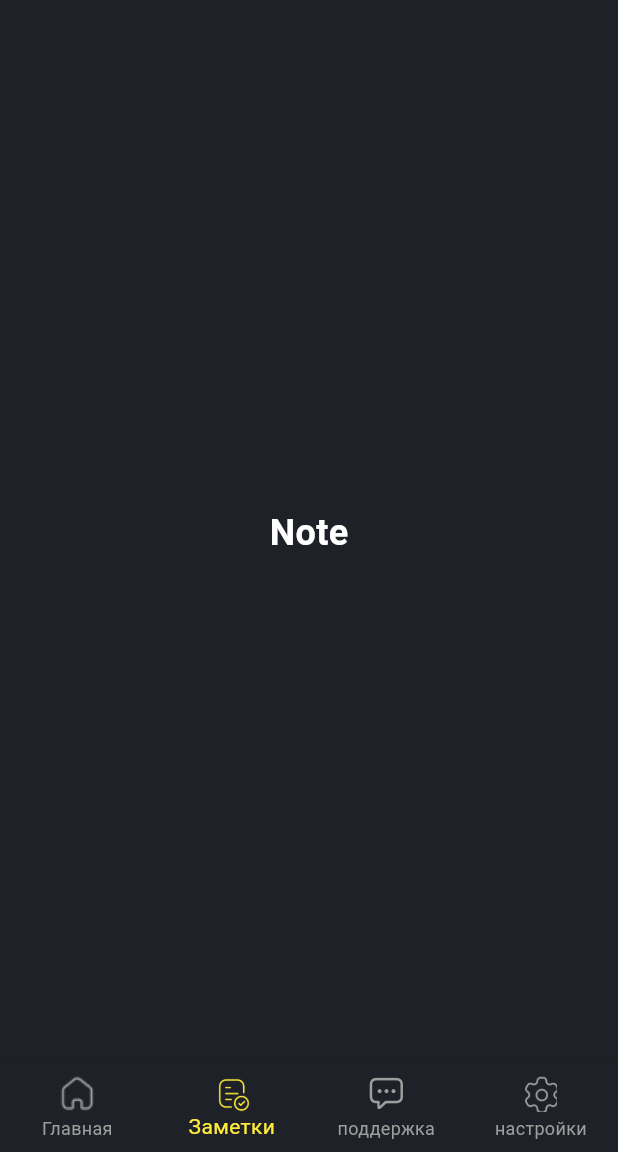
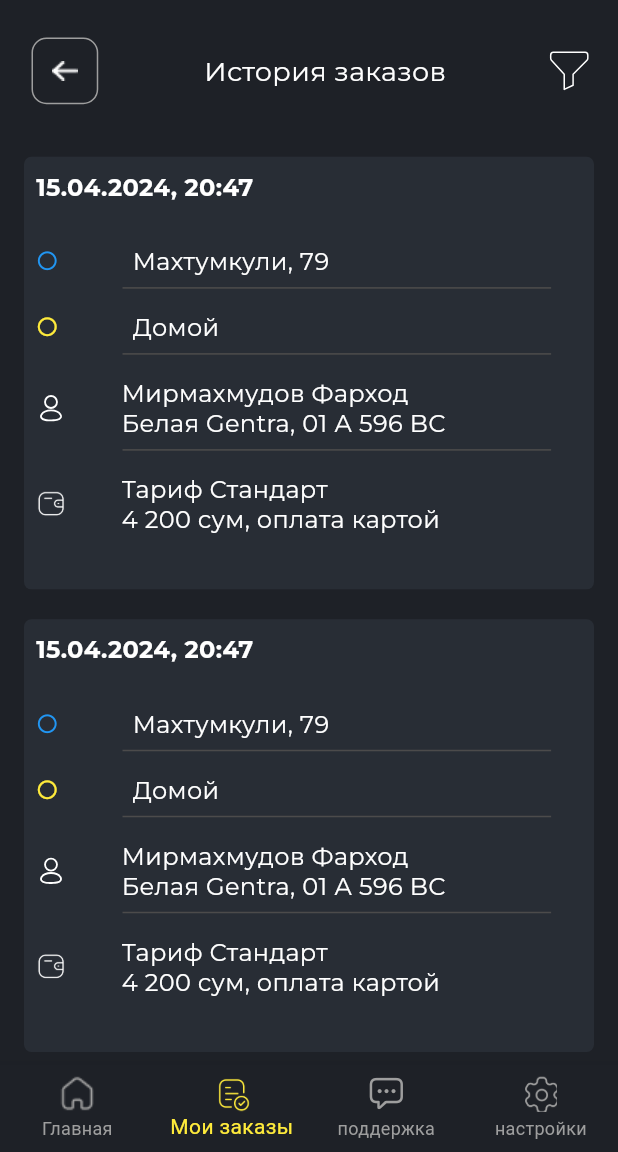
Before and after one commit to Vakhiddev/taxiapp, a Flutter app: the MainScreen screen opened directly, item 2 of the bottom bar chosen, on a phone screen of 412 x 824 dp, the part 84-1236 px from its top. Run offline on Flutter 3.47's test engine with Material 3 defaults, Android fonts, the phone set to English and light mode, and no system bars; our stand-ins replace flutter_svg, google_fonts, image_picker, package_info_plus; project files that could hold a hidden picture were left out.

Commit message:
created order page

```diff
--- a/lib/custom_widgets/bottom_nav_bar.dart
+++ b/lib/custom_widgets/bottom_nav_bar.dart
@@ -25,7 +25,7 @@ BottomNavigationBar bottomNavigationBar({
           const AssetImage("assets/icons/Plagiarism Checker.png"),
           color: (currentIndex == 1) ? Colors.yellow : Colors.grey,
         ),
-        label: "Заметки",
+        label: "Мои заказы",
       ),
       const BottomNavigationBarItem(
         icon: Icon(
--- a/lib/screens copy/auth_screen.dart
+++ b/lib/screens copy/auth_screen.dart
@@ -1,11 +1,6 @@
-import 'dart:developer';
-import 'dart:ui';
-
 import 'package:flutter/material.dart';
 import 'package:google_fonts/google_fonts.dart';
 import 'package:taxiapp/custom_widgets/text_container.dart';
-import 'package:taxiapp/screens%20copy/main_screen.dart';
-
 import '../custom_widgets/container_button.dart';
 import 'auth_confirmation.dart';
 import '../custom_widgets/back_button.dart';
@@ -59,7 +54,7 @@ class _AuthScreenState extends State<AuthScreen> {
                     controller: numberController,
                     onChanged: (value) {
                       setState(() {
-                        if (value.length > 6) {
+                        if (value.length > 8) {
                           containerColor = const Color.fromRGBO(255, 214, 0, 1);
                           textColor = const Color.fromRGBO(0, 0, 0, 1);
                           isPush = true;
@@ -103,10 +98,13 @@ class _AuthScreenState extends State<AuthScreen> {
                         ),
                       ),
                       prefixText: '+998 ',
-                      prefixStyle: const TextStyle(
-                        color: Colors.white,
-                        fontWeight: FontWeight.bold,
-                        fontSize: 25,
+                      prefixStyle: GoogleFonts.montserrat(
+                        textStyle: const TextStyle(
+                          fontSize: 25,
+                          fontWeight: FontWeight.w500,
+                          fontStyle: FontStyle.normal,
+                          color: Colors.white,
+                        ),
                       ),
                       enabledBorder: OutlineInputBorder(
                         borderSide: const BorderSide(
--- a/lib/screens copy/home.dart
+++ b/lib/screens copy/home.dart
@@ -1,11 +1,6 @@
-import 'dart:developer';
-
 import 'package:flutter/cupertino.dart';
 import 'package:flutter/material.dart';
-import 'package:flutter_svg/flutter_svg.dart';
 import 'package:taxiapp/custom_widgets/text_container.dart';
-import 'package:taxiapp/screens%20copy/language_page.dart';
-
 import '../custom_widgets/credit_card.dart';
 import '../custom_widgets/custom_container.dart';
 import '../custom_widgets/service_buttons.dart';
--- a/lib/screens copy/main_screen.dart
+++ b/lib/screens copy/main_screen.dart
@@ -1,18 +1,14 @@
 import 'dart:developer';
 import 'dart:io';
-
 import 'package:flutter/cupertino.dart';
 import 'package:flutter/material.dart';
 import 'package:image_picker/image_picker.dart';
 import 'package:package_info_plus/package_info_plus.dart';
 import 'package:taxiapp/custom_widgets/text_container.dart';
 import '../custom_widgets/bottom_nav_bar.dart';
-import '../custom_widgets/credit_card.dart';
-import '../custom_widgets/custom_container.dart';
 import '../custom_widgets/custom_drawer.dart';
-import '../custom_widgets/service_buttons.dart';
 import 'home.dart';
-import 'notes.dart';
+import 'orders.dart';
 import 'settings.dart';
 import 'support.dart';
 
@@ -44,7 +40,7 @@ class _MainScreenState extends State<MainScreen> {
 
   List<Widget> pages = [
     const Home(),
-    const Notes(),
+    const Orders(),
     const Support(),
     const Setting(),
   ];
--- a/lib/screens copy/notes.dart
+++ /dev/null
@@ -1,17 +0,0 @@
-import 'package:flutter/material.dart';
-
-class Notes extends StatefulWidget {
-  const Notes({super.key});
-
-  @override
-  State<Notes> createState() => _NotesState();
-}
-
-class _NotesState extends State<Notes> {
-  @override
-  Widget build(BuildContext context) {
-    return const Center(
-      child: Text("Note", style: TextStyle(color: Colors.white, fontSize: 24, fontWeight: FontWeight.w700)),
-    );
-  }
-}
--- /dev/null
+++ b/lib/screens copy/orders.dart
@@ -0,0 +1,192 @@
+import 'package:flutter/cupertino.dart';
+import 'package:flutter/material.dart';
+import 'package:flutter/widgets.dart';
+import 'package:flutter_svg/flutter_svg.dart';
+import 'package:flutter_svg/svg.dart';
+import 'package:taxiapp/custom_widgets/back_button.dart';
+import 'package:taxiapp/custom_widgets/text_container.dart';
+
+class Orders extends StatefulWidget {
+  const Orders({super.key});
+
+  @override
+  State<Orders> createState() => _OrdersState();
+}
+
+class _OrdersState extends State<Orders> {
+  @override
+  Widget build(BuildContext context) {
+    double height = MediaQuery.of(context).size.height;
+    double width = MediaQuery.of(context).size.width;
+    return Center(
+      child: Padding(
+        padding: const EdgeInsets.symmetric(horizontal: 16.0),
+        child: ListView(
+          children: [
+            Row(
+              mainAxisAlignment: MainAxisAlignment.spaceBetween,
+              children: [
+                backButton(
+                  height: height * 0.9,
+                  width: width * 0.9,
+                  onTap: () {
+                    Navigator.pop(context);
+                  },
+                ),
+                const TextContainer(
+                  "История заказов",
+                  fontSize: 18,
+                ),
+                SizedBox(
+                  height: 33,
+                  width: 33,
+                  child: SvgPicture.asset(
+                    "assets/icons/orderIcon.svg",
+                    fit: BoxFit.cover,
+                  ),
+                ),
+              ],
+            ),
+            orderCard(
+                height: height,
+                width: width,
+                time: "15.04.2024, 20:47",
+                street: "Махтумкули, 79",
+                home: "Домой",
+                user: "Мирмахмудов Фарход\nБелая Gentra, 01 А 596 BС",
+                payment: "Тариф Стандарт\n4 200 сум, оплата картой"),
+            orderCard(
+                height: height,
+                width: width,
+                time: "15.04.2024, 20:47",
+                street: "Махтумкули, 79",
+                home: "Домой",
+                user: "Мирмахмудов Фарход\nБелая Gentra, 01 А 596 BС",
+                payment: "Тариф Стандарт\n4 200 сум, оплата картой"),
+            orderCard(
+                height: height,
+                width: width,
+                time: "15.04.2024, 20:47",
+                street: "Махтумкули, 79",
+                home: "Домой",
+                user: "Мирмахмудов Фарход\nБелая Gentra, 01 А 596 BС",
+                payment: "Тариф Стандарт\n4 200 сум, оплата картой"),
+            orderCard(
+                height: height,
+                width: width,
+                time: "15.04.2024, 20:47",
+                street: "Махтумкули, 79",
+                home: "Домой",
+                user: "Мирмахмудов Фарход\nБелая Gentra, 01 А 596 BС",
+                payment: "Тариф Стандарт\n4 200 сум, оплата картой"),
+          ],
+        ),
+      ),
+    );
+  }
+}
+
+Widget orderCard(
+    {required double height,
+    required double width,
+    required String time,
+    required String street,
+    required String home,
+    required String user,
+    required String payment}) {
+  return Padding(
+    padding: const EdgeInsets.symmetric(vertical: 10.0),
+    child: Container(
+      height: height * 0.35,
+      width: width,
+      decoration: BoxDecoration(
+        borderRadius: BorderRadius.circular(5),
+        color: const Color.fromRGBO(40, 45, 53, 1),
+      ),
+      child: Padding(
+        padding: const EdgeInsets.symmetric(horizontal: 8.0, vertical: 10),
+        child: Column(
+          mainAxisAlignment: MainAxisAlignment.start,
+          crossAxisAlignment: CrossAxisAlignment.start,
+          children: [
+            SizedBox(
+                height: height * 0.06,
+                child: TextContainer(
+                  time,
+                  fontWeight: FontWeight.w700,
+                )),
+            Row(
+              mainAxisAlignment: MainAxisAlignment.start,
+              children: [
+                const Icon(Icons.circle_outlined, color: Colors.blue, size: 15,),
+                SizedBox(width: width * 0.12),
+                Expanded(
+                  child: TextContainer(
+                    street,
+                  ),
+                ),
+              ],
+            ),
+            Padding(
+              padding: EdgeInsets.only(left: width * 0.14, right: width * 0.05),
+              child: const Divider(
+                color: Color.fromRGBO(76, 75, 75, 1.0),
+              ),
+            ),
+            const SizedBox(height: 8),
+            Row(
+              mainAxisAlignment: MainAxisAlignment.start,
+              children: [
+                const Icon(Icons.circle_outlined, color: Colors.yellow, size: 15,),
+                SizedBox(width: width * 0.12),
+                Expanded(
+                  child: TextContainer(
+                    home,
+                  ),
+                ),
+              ],
+            ),
+            Padding(
+              padding: EdgeInsets.only(left: width * 0.14, right: width * 0.05),
+              child: const Divider(
+                color: Color.fromRGBO(76, 75, 75, 1.0),
+              ),
+            ),
+            const SizedBox(height: 8),
+            Row(
+              mainAxisAlignment: MainAxisAlignment.start,
+              children: [
+                SizedBox(height:20, width: 20, child: SvgPicture.asset("assets/icons/person.svg")),
+                SizedBox(width: width * 0.09),
+                Expanded(
+                  child: TextContainer(
+                    user,
+                  ),
+                ),
+              ],
+            ),
+            Padding(
+              padding: EdgeInsets.only(left: width * 0.14, right: width * 0.05),
+              child: const Divider(
+                color: Color.fromRGBO(76, 75, 75, 1.0),
+              ),
+            ),
+            const SizedBox(height: 8),
+            Row(
+              mainAxisAlignment: MainAxisAlignment.start,
+              children: [
+                 const SizedBox(height:20, width: 20, child: ImageIcon(AssetImage("assets/icons/Wallet.png"), color: Colors.white,)),
+                SizedBox(width: width * 0.09),
+                Expanded(
+                  child: TextContainer(
+                    payment,
+                  ),
+                ),
+              ],
+            ),
+          ],
+        ),
+      ),
+    ),
+  );
+}
```
Also changed, not shown: assets/icons/orderIcon.svg (added), assets/icons/person.svg (added).
